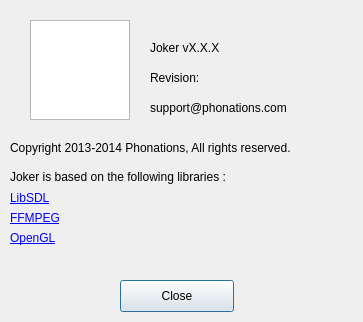
Old version of the form app/Joker/AboutDialog.ui in the repository JokerSync/Joker.
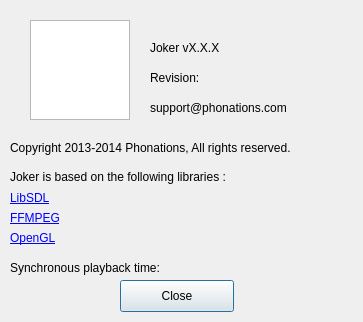
New version of the form.

Commit message: display synchronous playback time in about dlg

Patch:
```diff
--- a/app/Joker/AboutDialog.ui
+++ b/app/Joker/AboutDialog.ui
@@ -188,6 +188,19 @@
     <bool>true</bool>
    </property>
   </widget>
+  <widget class="QLabel" name="timePlayedLabel">
+   <property name="geometry">
+    <rect>
+     <x>10</x>
+     <y>260</y>
+     <width>341</width>
+     <height>16</height>
+    </rect>
+   </property>
+   <property name="text">
+    <string>Synchronous playback time: </string>
+   </property>
+  </widget>
  </widget>
  <resources/>
  <connections/>
```
The commit also changes 5 other files.
